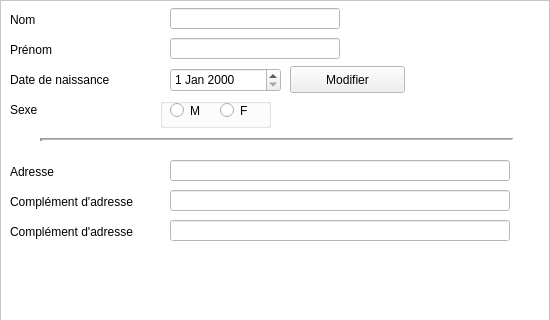
This is Dialogs/dlg_identificationpatient.ui in ukinoki/Rufus as Qt 5 draws it before an edit; both pictures show x 0 to 550 and y 0 to 320 of the 550 by 670 pixel window. The edited form follows.
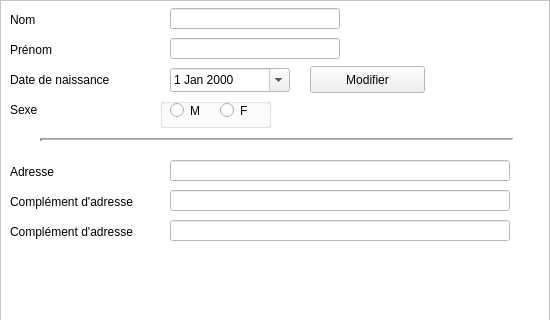
This is the edited form. Custom widgets are drawn as their Qt base class.

The edit to the form file:
```diff
--- a/Dialogs/dlg_identificationpatient.ui
+++ b/Dialogs/dlg_identificationpatient.ui
@@ -176,7 +176,7 @@
    <widget class="UpPushButton" name="ModifierDDNupPushButton">
     <property name="geometry">
      <rect>
-      <x>290</x>
+      <x>310</x>
       <y>66</y>
       <width>115</width>
       <height>27</height>
@@ -586,13 +586,16 @@
      <rect>
       <x>170</x>
       <y>68</y>
-      <width>111</width>
+      <width>120</width>
       <height>24</height>
      </rect>
     </property>
     <property name="focusPolicy">
      <enum>Qt::StrongFocus</enum>
     </property>
+    <property name="calendarPopup">
+     <bool>true</bool>
+    </property>
    </widget>
    <widget class="QLabel" name="Medecinlabel">
     <property name="geometry">
```
